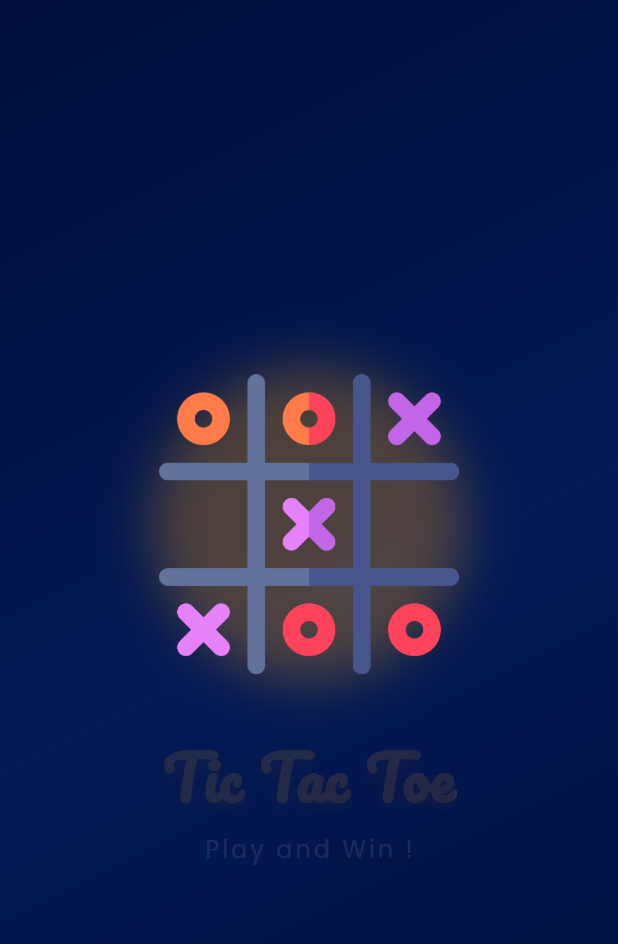
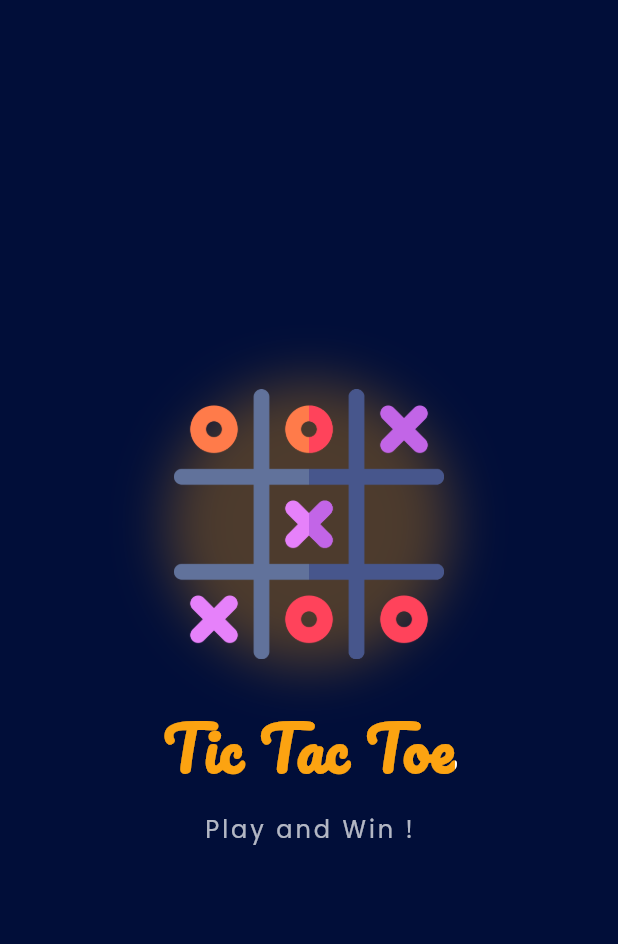
Before and after one commit to Manar-Elhabbal7/Tic-Tac-Toe, a Flutter app: the SplashScreen screen opened directly, on a phone screen of 412 x 824 dp. Shown: the top 944 px of the screen. Run offline on Flutter 3.47's test engine with Material 3 defaults, Android fonts, the phone set to English and light mode, and no system bars; our stand-ins replace google_fonts.

Commit message:
version after refactoring

```diff
--- /dev/null
+++ b/lib/logo_animation.dart
@@ -0,0 +1,35 @@
+import 'package:flutter/material.dart';
+
+class Logo extends StatelessWidget {
+  final Animation<double> fade;
+  final Animation<double> scale;
+
+  const Logo({required this.fade, required this.scale});
+
+  @override
+  Widget build(BuildContext context) {
+    return FadeTransition(
+      opacity: fade,
+      child: ScaleTransition(
+        scale: scale,
+        child: Container(
+          decoration: BoxDecoration(
+            shape: BoxShape.circle,
+            boxShadow: [
+              BoxShadow(
+                color: const Color(0xFFFCA311).withOpacity(0.3),
+                blurRadius: 30,
+                spreadRadius: 5,
+              ),
+            ],
+          ),
+          child: Image.asset(
+            'assets/tic_logo.png',
+            width: 180,
+            height: 180,
+          ),
+        ),
+      ),
+    );
+  }
+}
--- a/lib/main.dart
+++ b/lib/main.dart
@@ -15,7 +15,7 @@ class MyApp extends StatelessWidget {
       theme: ThemeData(
         brightness: Brightness.dark,
       ),
-      home: SplashScreen()
+      home:const SplashScreen()
     );
   }
 }
--- /dev/null
+++ b/lib/shimer_text.dart
@@ -0,0 +1,50 @@
+import 'package:flutter/material.dart';
+import 'package:google_fonts/google_fonts.dart';
+
+class ShimmerText extends StatelessWidget {
+  final Animation<double> shimmer;
+  final Animation<double> textFade;
+  final Animation<Offset> slide;
+
+  const ShimmerText({
+    required this.shimmer,
+    required this.textFade,
+    required this.slide,
+  });
+
+  @override
+  Widget build(BuildContext context) {
+    return FadeTransition(
+      opacity: textFade,
+      child: SlideTransition(
+        position: slide,
+        child: ShaderMask(
+          shaderCallback: (bounds) {
+            return LinearGradient(
+              begin: Alignment.topLeft,
+              end: Alignment.bottomRight,
+              colors: const [
+                Color(0xFFFCA311),
+                Color(0xFFFFD700),
+                Color(0xFFFCA311),
+              ],
+              stops: [
+                shimmer.value - 0.3,
+                shimmer.value,
+                shimmer.value + 0.3,
+              ],
+            ).createShader(bounds);
+          },
+          child: Text(
+            'Tic Tac Toe',
+            style: GoogleFonts.pacifico(
+              fontSize: 40,
+              color: Colors.white,
+              fontWeight: FontWeight.bold,
+            ),
+          ),
+        ),
+      ),
+    );
+  }
+}
--- a/lib/splash_screen.dart
+++ b/lib/splash_screen.dart
@@ -1,7 +1,8 @@
 import 'package:flutter/material.dart';
 import 'package:google_fonts/google_fonts.dart';
 import 'package:tic_tac_toe/home_page.dart';
-
+import 'package:tic_tac_toe/logo_animation.dart';
+import 'package:tic_tac_toe/shimer_text.dart';
 
 class SplashScreen extends StatefulWidget {
   const SplashScreen({super.key});
@@ -11,88 +12,52 @@ class SplashScreen extends StatefulWidget {
 }
 
 class _SplashScreenState extends State<SplashScreen>
-    with TickerProviderStateMixin {
-  late AnimationController _logoController;
-  late AnimationController _textController;
-  late AnimationController _shimmerController;
+    with SingleTickerProviderStateMixin {
 
-  late Animation<double> _logoScaleAnimation;
-  late Animation<double> _logoFadeAnimation;
-  late Animation<double> _textFadeAnimation;
-  late Animation<Offset> _textSlideAnimation;
-  late Animation<double> _shimmerAnimation;
+  late AnimationController _controller;
+  late Animation<double> scale;
+  late Animation<double> fade;
+  late Animation<double> textFade;
+  late Animation<Offset> textSlide;
+  late Animation<double> shimmer;
 
   @override
   void initState() {
     super.initState();
 
-
-    _logoController = AnimationController(
-      vsync: this,
-      duration: const Duration(milliseconds: 1500),
-    );
-
-    _logoScaleAnimation = Tween<double>(begin: 0.0, end: 1.0).animate(
-      CurvedAnimation(
-        parent: _logoController,
-        curve: Curves.elasticOut,
-      ),
-    );
-
-    _logoFadeAnimation = Tween<double>(begin: 0.0, end: 1.0).animate(
-      CurvedAnimation(
-        parent: _logoController,
-        curve: const Interval(0.0, 0.5, curve: Curves.easeIn),
-      ),
-    );
-
-    _textController = AnimationController(
-      vsync: this,
-      duration: const Duration(milliseconds: 1000),
-    );
-
-    _textFadeAnimation = Tween<double>(begin: 0.0, end: 1.0).animate(
-      CurvedAnimation(
-        parent: _textController,
-        curve: Curves.easeIn,
-      ),
-    );
-
-    _textSlideAnimation = Tween<Offset>(
-      begin: const Offset(0, 0.5),
-      end: Offset.zero,
-    ).animate(
-      CurvedAnimation(
-        parent: _textController,
-        curve: Curves.easeOutCubic,
-      ),
-    );
-
-    // Shimmer effect
-    _shimmerController = AnimationController(
+    _controller = AnimationController(
       vsync: this,
       duration: const Duration(milliseconds: 2000),
     );
 
-    _shimmerAnimation = Tween<double>(begin: -2.0, end: 2.0).animate(
-      CurvedAnimation(
-        parent: _shimmerController,
-        curve: Curves.easeInOut,
-      ),
+    scale = Tween(begin: 0.0, end: 1.0).animate(
+      CurvedAnimation(parent: _controller, curve: Curves.elasticOut),
     );
 
-    // Start animations
-    _logoController.forward().then((_) {
-      _textController.forward();
-      _shimmerController.repeat();
-    });
+    fade = Tween(begin: 0.0, end: 1.0).animate(
+      CurvedAnimation(parent: _controller, curve: const Interval(0.0, 0.4)),
+    );
+
+    textFade = Tween(begin: 0.0, end: 1.0).animate(
+      CurvedAnimation(parent: _controller, curve: const Interval(0.4, 0.8)),
+    );
+
+    textSlide = Tween(begin: const Offset(0, 0.3), end: Offset.zero).animate(
+      CurvedAnimation(parent: _controller, curve: Curves.easeOut),
+    );
+
+    shimmer = Tween(begin: -2.0, end: 2.0).animate(
+      CurvedAnimation(parent: _controller, curve: Curves.easeInOut),
+    );
+
+    _controller.forward();
 
 
-    Future.delayed(const Duration(milliseconds: 4500), () {
+    Future.delayed(const Duration(milliseconds: 4000), () {
       if (mounted) {
         Navigator.pushReplacement(
           context,
-          MaterialPageRoute(builder: (context) => const HomePage()),
+          MaterialPageRoute(builder: (_) => const HomePage()),
         );
       }
     });
@@ -100,111 +65,29 @@ class _SplashScreenState extends State<SplashScreen>
 
   @override
   void dispose() {
-    _logoController.dispose();
-    _textController.dispose();
-    _shimmerController.dispose();
+    _controller.dispose();
     super.dispose();
   }
 
   @override
   Widget build(BuildContext context) {
     return Scaffold(
-      backgroundColor: const Color.fromARGB(255, 1, 14, 57),
-      body: Container(
-        decoration: BoxDecoration(
-          gradient: LinearGradient(
-            begin: Alignment.topLeft,
-            end: Alignment.bottomRight,
-            colors: [
-              const Color.fromARGB(255, 1, 14, 57),
-              const Color.fromARGB(255, 2, 25, 85),
-              const Color.fromARGB(255, 1, 14, 57),
-            ],
-          ),
-        ),
-        child: Center(
-          child: Column(
+      backgroundColor: const Color(0xFF010E39),
+      body: Center(
+        child: AnimatedBuilder(
+          animation: _controller,
+          builder: (_, __) {
+            return Column(
               mainAxisAlignment: MainAxisAlignment.center,
               children: [
-              // Animated Logo
+                Logo(fade: fade, scale: scale),
+                const SizedBox(height: 30),
+                ShimmerText(shimmer: shimmer, textFade: textFade, slide: textSlide),
+                const SizedBox(height: 15),
                 FadeTransition(
-                opacity: _logoFadeAnimation,
-                child: ScaleTransition(
-                  scale: _logoScaleAnimation,
-                  child: Container(
-                    decoration: BoxDecoration(
-                      shape: BoxShape.circle,
-                      boxShadow: [
-                        BoxShadow(
-                          color: const Color(0xFFFCA311).withOpacity(0.3),
-                          blurRadius: 30,
-                          spreadRadius: 5,
-                        ),
-                      ],
-                    ),
-                    child: Image.asset(
-                      'assets/tic_logo.png',
-                      width: 200,
-                      height: 200,
-                    ),
-                  ),
-                ),
-              ),
-              const SizedBox(height: 30),
-
-              // Animated Text with Shimmer
-              FadeTransition(
-                opacity: _textFadeAnimation,
+                  opacity: textFade,
                   child: SlideTransition(
-                  position: _textSlideAnimation,
-                  child: AnimatedBuilder(
-                    animation: _shimmerAnimation,
-                    builder: (context, child) {
-                      return ShaderMask(
-                        shaderCallback: (bounds) {
-                          return LinearGradient(
-                            begin: Alignment.topLeft,
-                            end: Alignment.bottomRight,
-                            colors: const [
-                              Color(0xFFFCA311),
-                              Color(0xFFFFD700),
-                              Color(0xFFFCA311),
-                            ],
-                            stops: [
-                              _shimmerAnimation.value - 0.3,
-                              _shimmerAnimation.value,
-                              _shimmerAnimation.value + 0.3,
-                            ],
-                            tileMode: TileMode.mirror,
-                          ).createShader(bounds);
-                        },
-                        child: Text(
-                          'Tic Tac Toe',
-                          style: GoogleFonts.pacifico(
-                            fontSize: 40,
-                            color: Colors.white,
-                            fontWeight: FontWeight.bold,
-                            shadows: [
-                              Shadow(
-                                color: const Color(0xFFFCA311).withOpacity(0.5),
-                                blurRadius: 10,
-                                offset: const Offset(0, 3),
-                              ),
-                            ],
-                          ),
-                        ),
-                      );
-                    },
-                  ),
-                ),
-              ),
-
-              const SizedBox(height: 15),
-
-              FadeTransition(
-                opacity: _textFadeAnimation,
-                child: SlideTransition(
-                  position: _textSlideAnimation,
+                    position: textSlide,
                     child: Text(
                       'Play and Win !',
                       style: GoogleFonts.poppins(
@@ -216,7 +99,8 @@ class _SplashScreenState extends State<SplashScreen>
                   ),
                 ),
               ],
-          ),
+            );
+          },
         ),
       ),
     );
```
Lines whose indentation alone changed are shown as unchanged.
